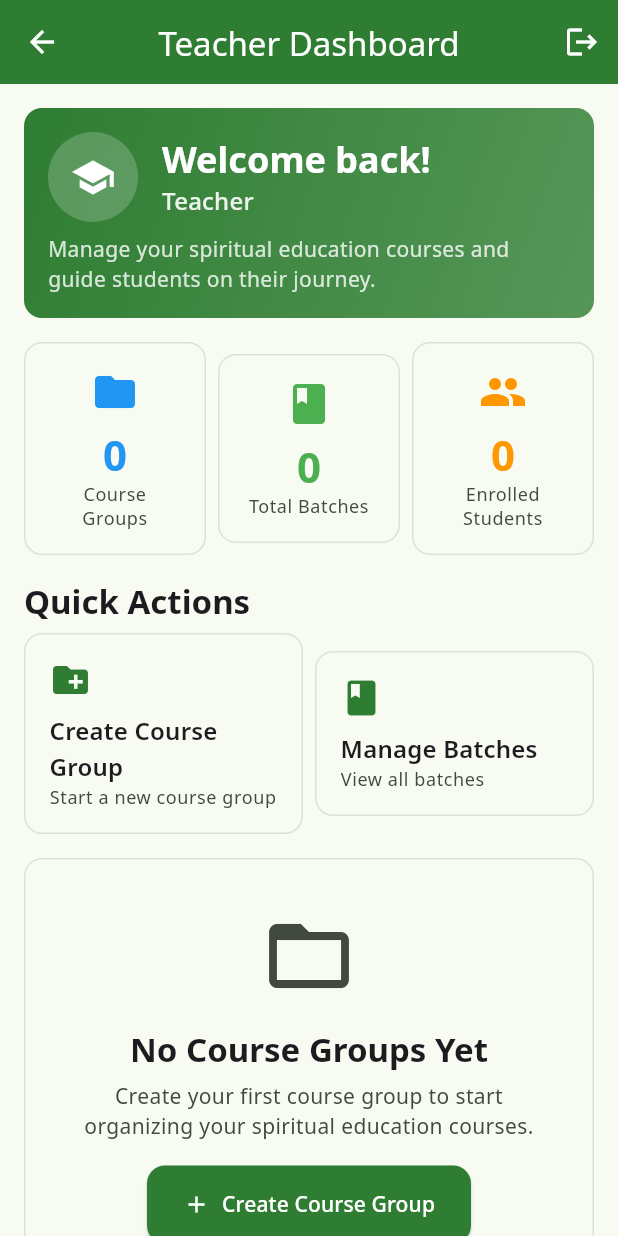
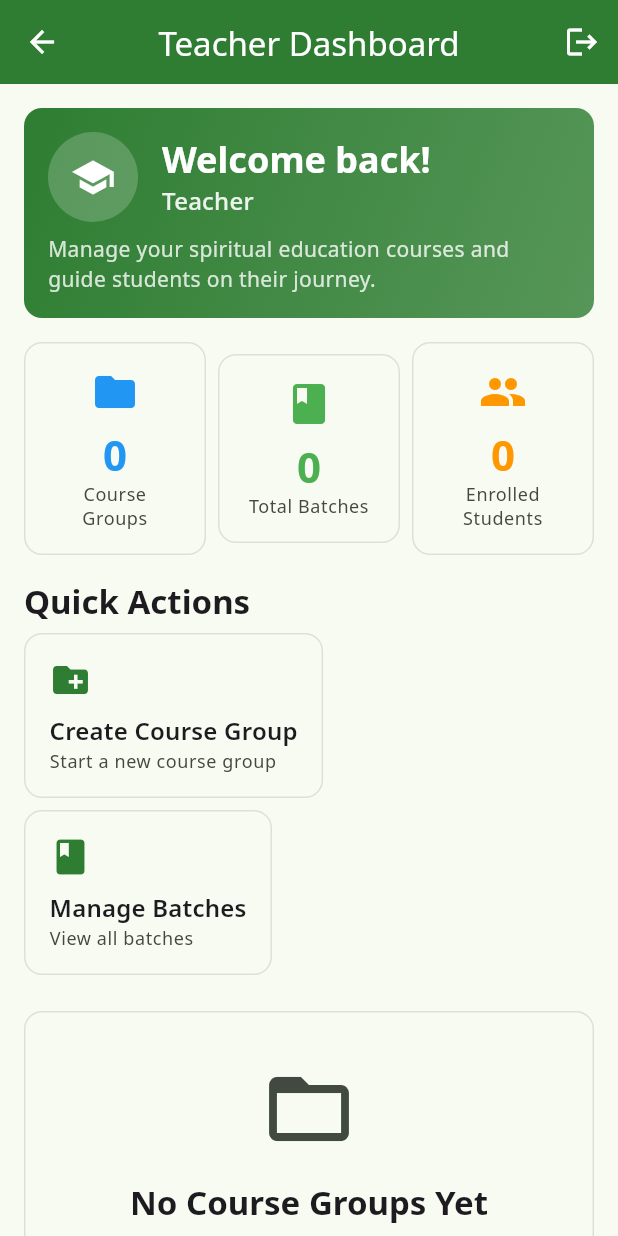
Before and after one commit to ItsArupSaha/give-app, a Flutter app: the TeacherDashboard screen opened directly, on a phone screen of 412 x 824 dp. Run offline on Flutter 3.47's test engine with Material 3 defaults, Android fonts, the light colour scheme and no system bars; our stand-ins replace audioplayers, cloud_firestore, country_code_picker, file_picker, firebase_auth, firebase_core and 3 more; missing offline and left inert: record; accounts and stored records are empty.

Commit message:
refign the teachers dashboard

```diff
--- a/lib/screens/teacher/teacher_dashboard.dart
+++ b/lib/screens/teacher/teacher_dashboard.dart
@@ -37,15 +37,6 @@ class _TeacherDashboardState extends State<TeacherDashboard> {
         courseGroupProvider.loadCourseGroups(userProvider.currentUser!.id),
         statsProvider.loadStatsForTeacher(userProvider.currentUser!.id),
       ]);
-    }
-  }
-
-  Future<void> _refreshStats() async {
-    final statsProvider = Provider.of<StatsProvider>(context, listen: false);
-    final userProvider = Provider.of<UserProvider>(context, listen: false);
-
-    if (userProvider.currentUser != null) {
-      await statsProvider.refreshStats(userProvider.currentUser!.id);
     }
   }
 
@@ -283,9 +274,8 @@ class _TeacherDashboardState extends State<TeacherDashboard> {
           ).textTheme.titleLarge?.copyWith(fontWeight: FontWeight.bold),
         ),
         const SizedBox(height: AppConstants.smallPadding),
-        Row(
-          children: [
-            Expanded(
+        Container(
+          margin: const EdgeInsets.only(bottom: AppConstants.smallPadding),
           child: _buildActionCard(
             'Create Course Group',
             'Start a new course group',
@@ -293,16 +283,14 @@ class _TeacherDashboardState extends State<TeacherDashboard> {
             () => _navigateToCreateCourseGroup(),
           ),
         ),
-            const SizedBox(width: AppConstants.smallPadding),
-            Expanded(
+        Container(
+          margin: const EdgeInsets.only(bottom: AppConstants.smallPadding),
           child: _buildActionCard(
             'Manage Batches',
             'View all batches',
             Icons.class_,
             () => _navigateToBatchManagement(),
           ),
-            ),
-          ],
         ),
       ],
     );
@@ -509,15 +497,6 @@ class _TeacherDashboardState extends State<TeacherDashboard> {
     );
   }
 
-  void _showComingSoon(String feature) {
-    ScaffoldMessenger.of(context).showSnackBar(
-      SnackBar(
-        content: Text('$feature coming soon!'),
-        backgroundColor: const Color(AppColors.primaryColorValue),
-      ),
-    );
-  }
-
   void _showLogoutDialog() {
     showDialog(
       context: context,
```
Also changed, not shown: 1 other file. Lines whose indentation alone changed are shown as unchanged.
